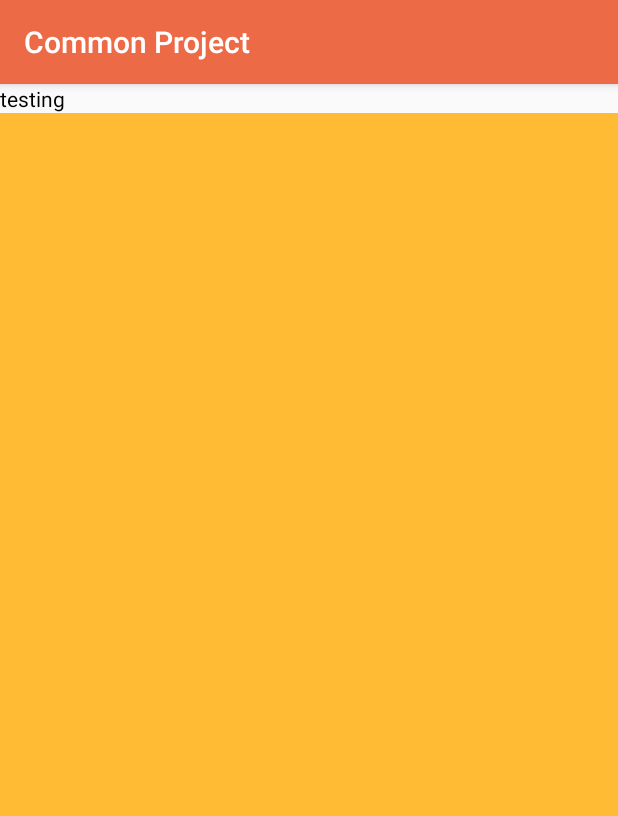
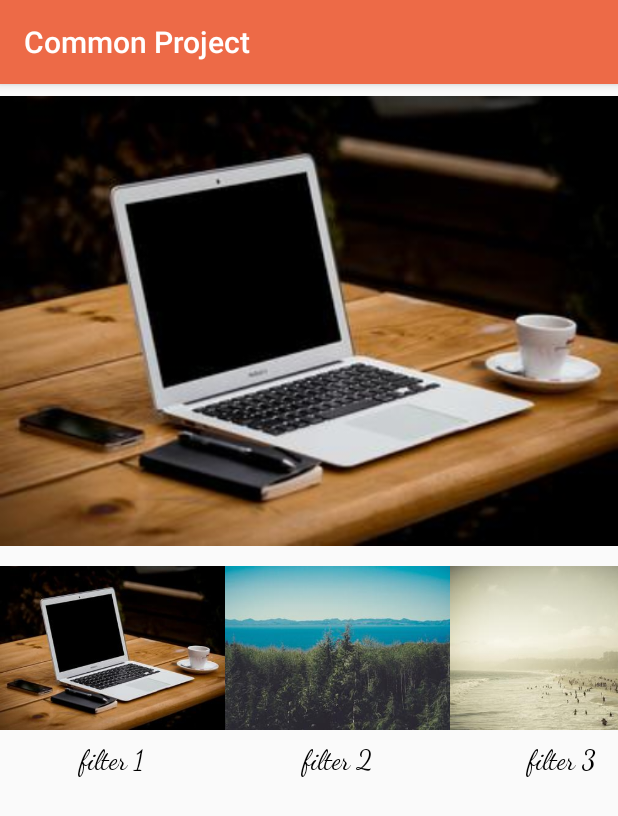
Before and after one commit to CheddarChoi/CommonProject1, an Android app: the fragment Tab_3 shown on its own in the app's theme, on a phone screen of 412 x 824 dp. Shown: the top 816 px of the screen. Run offline under Robolectric (Android 15) with nearby library versions, the phone set to English and light mode, and no system bars.

Commit message:
add layout for tab 3

```diff
--- a/app/src/main/java/com/example/commonproject1/MainActivity.java
+++ b/app/src/main/java/com/example/commonproject1/MainActivity.java
@@ -6,6 +6,7 @@ import androidx.viewpager.widget.ViewPager;
 
 import com.example.commonproject1.Tab_1.Tab_1;
 import com.example.commonproject1.Tab_2.Tab_2;
+import com.example.commonproject1.Tab_3.Tab_3;
 import com.google.android.material.tabs.TabLayout;
 
 public class MainActivity extends AppCompatActivity {
--- a/app/src/main/java/com/example/commonproject1/Tab_3.java
+++ /dev/null
@@ -1,28 +0,0 @@
-package com.example.commonproject1;
-
-import android.os.Bundle;
-import android.view.LayoutInflater;
-import android.view.View;
-import android.view.ViewGroup;
-import android.widget.TextView;
-
-import androidx.annotation.Nullable;
-import androidx.fragment.app.Fragment;
-
-public class Tab_3 extends Fragment {
-    TextView textview;
-
-    @Override
-    public void onCreate(Bundle savedInstanceState) {
-        super.onCreate(savedInstanceState);
-
-    }
-
-    @Nullable
-    @Override
-    public View onCreateView(LayoutInflater inflater, ViewGroup container, Bundle savedInstanceState) {
-        View view = inflater.inflate(R.layout.tab_3_main, container, false);
-        textview = (TextView) view.findViewById(R.id.test);
-        return view;
-    }
-}
--- /dev/null
+++ b/app/src/main/java/com/example/commonproject1/Tab_3/FilteredImageAdapter.java
@@ -0,0 +1,56 @@
+package com.example.commonproject1.Tab_3;
+
+import android.view.LayoutInflater;
+import android.view.View;
+import android.view.ViewGroup;
+import android.widget.ImageView;
+import android.widget.TextView;
+
+import androidx.recyclerview.widget.RecyclerView;
+
+import com.example.commonproject1.R;
+
+import java.util.ArrayList;
+
+public class FilteredImageAdapter extends RecyclerView.Adapter<FilteredImageAdapter.CustomViewHolder> {
+    private ArrayList<ImageItem> imagelist;
+
+    public FilteredImageAdapter(ArrayList<ImageItem> list) {
+        imagelist = list;
+    }
+
+    public class CustomViewHolder extends RecyclerView.ViewHolder {
+        public ImageView filtered_image;
+        public TextView filter_name;
+        public CustomViewHolder(View view) {
+            super(view);
+            filtered_image = view.findViewById(R.id.filtered_image);
+            filter_name = view.findViewById(R.id.filter_name);
+        }
+    }
+
+
+    @Override
+    public CustomViewHolder onCreateViewHolder(ViewGroup viewGroup, int viewType) {
+        View view = LayoutInflater.from(viewGroup.getContext()).inflate(R.layout.filtered_image_list, viewGroup, false);
+        CustomViewHolder viewHolder = new CustomViewHolder(view);
+        return viewHolder;
+    }
+
+    @Override
+    public void onBindViewHolder(CustomViewHolder viewHolder, int position) {
+        viewHolder.filtered_image.setImageResource(imagelist.get(position).getImage());
+        viewHolder.filter_name.setText(imagelist.get(position).getFilterName());
+        viewHolder.filtered_image.setOnClickListener(new View.OnClickListener() {
+            @Override
+            public void onClick(View view) {
+                // click 시 필요한 동작 정의
+            }
+        });
+    }
+
+    @Override
+    public int getItemCount() {
+        return imagelist.size();
+    }
+}
--- /dev/null
+++ b/app/src/main/java/com/example/commonproject1/Tab_3/ImageItem.java
@@ -0,0 +1,27 @@
+package com.example.commonproject1.Tab_3;
+
+public class ImageItem {
+    private int image;
+    private String filterName;
+
+    public ImageItem(int inputimage, String inputFilterName) {
+        this.image = inputimage;
+        this.filterName = inputFilterName;
+    }
+
+    public int getImage() {
+        return image;
+    }
+
+    public void setImage(int image) {
+        this.image = image;
+    }
+
+    public String getFilterName() {
+        return filterName;
+    }
+
+    public void setFilterName(String filterName) {
+        this.filterName = filterName;
+    }
+}
--- /dev/null
+++ b/app/src/main/java/com/example/commonproject1/Tab_3/Tab_3.java
@@ -0,0 +1,66 @@
+package com.example.commonproject1.Tab_3;
+
+import android.os.Bundle;
+import android.view.LayoutInflater;
+import android.view.View;
+import android.view.ViewGroup;
+import android.widget.ImageView;
+import android.widget.LinearLayout;
+import android.widget.TextView;
+
+import androidx.annotation.Nullable;
+import androidx.fragment.app.Fragment;
+import androidx.recyclerview.widget.DividerItemDecoration;
+import androidx.recyclerview.widget.LinearLayoutManager;
+import androidx.recyclerview.widget.RecyclerView;
+
+import com.example.commonproject1.R;
+import com.example.commonproject1.Tab_1.CustomAdapter;
+
+import java.util.ArrayList;
+
+public class Tab_3 extends Fragment {
+    ImageView original_Image;
+    RecyclerView filtered_Images;
+    ArrayList<ImageItem> imagelist;
+    LinearLayoutManager mLinearLayoutManager;
+    FilteredImageAdapter filtered_Images_Adapter;
+
+    @Override
+    public void onCreate(Bundle savedInstanceState) {
+        super.onCreate(savedInstanceState);
+        imagelist = new ArrayList<>();
+    }
+
+    @Nullable
+    @Override
+    public View onCreateView(LayoutInflater inflater, ViewGroup container, Bundle savedInstanceState) {
+        View view = inflater.inflate(R.layout.tab_3_main, container, false);
+
+        // codes for original images
+        original_Image = view.findViewById(R.id.original_image);
+        int image_number = 1;   // 여기서 original image 번호를 지정하시면 됩니다.
+        original_Image.setImageResource(getResources().getIdentifier("sample" + image_number,"drawable",getActivity().getPackageName()));
+
+
+        // codes for filtered images
+        for (int i=1; i<=30; i++){
+            System.out.println(getResources().getIdentifier("sample" + i,"drawable",getActivity().getPackageName()));
+            ImageItem item = new ImageItem(getResources().getIdentifier("sample" + i,"drawable",getActivity().getPackageName()), "filter "+i);
+            imagelist.add(item);
+        }
+            // 위의 코드에서 일단 모든 sample 사진들을 다 imagelist에 넣는 걸로 해 뒀는데 나중에 필터링 된 사진 이미지를 넣는 것으로 교체하시면 됩니다.
+
+            // 여기부터는 imagelist에 있는 사진들을 띄우는 코드입니다.
+        filtered_Images = view.findViewById(R.id.filtered_images);
+
+        mLinearLayoutManager = new LinearLayoutManager(getActivity());
+        mLinearLayoutManager.setOrientation(LinearLayoutManager.HORIZONTAL);
+        filtered_Images.setLayoutManager(mLinearLayoutManager);
+
+        filtered_Images_Adapter = new FilteredImageAdapter(imagelist);
+        filtered_Images.setAdapter(filtered_Images_Adapter);
+
+        return view;
+    }
+}
--- /dev/null
+++ b/app/src/main/res/layout/filtered_image_list.xml
@@ -0,0 +1,38 @@
+<?xml version="1.0" encoding="utf-8"?>
+<LinearLayout xmlns:android="http://schemas.android.com/apk/res/android"
+    xmlns:app="http://schemas.android.com/apk/res-auto"
+    xmlns:tools="http://schemas.android.com/tools"
+    android:layout_width="150dp"
+    android:layout_height="wrap_content"
+    android:background="#00FFFFFF"
+    android:orientation="horizontal">
+
+    <RelativeLayout
+        android:layout_width="match_parent"
+        android:layout_height="match_parent"
+        android:layout_margin="0dp"
+        android:background="@android:color/transparent">
+
+        <ImageView
+            android:id="@+id/filtered_image"
+            android:layout_width="150dp"
+            android:layout_height="120dp"
+            android:layout_centerHorizontal="true"
+            android:src="@drawable/sample1" />
+
+        <TextView
+            android:id="@+id/filter_name"
+            android:layout_width="150dp"
+            android:layout_height="wrap_content"
+            android:layout_below="@+id/filtered_image"
+            android:layout_marginTop="0dp"
+            android:gravity="center"
+            android:paddingTop="4dp"
+            android:text="Filter 1"
+            android:textColor="#000000"
+            android:textSize="18sp"
+            app:fontFamily="cursive" />
+
+    </RelativeLayout>
+
+</LinearLayout>
--- a/app/src/main/res/layout/tab_3_main.xml
+++ b/app/src/main/res/layout/tab_3_main.xml
@@ -7,18 +7,18 @@
     android:layout_height="match_parent"
     android:orientation="vertical">
 
-    <TextView
-        android:id="@+id/test"
+    <ImageView
+        android:id="@+id/original_image"
         android:layout_width="match_parent"
-        android:layout_height="wrap_content"
-        android:background="#00FFFFFF"
-        android:text="@string/test"
-        android:textColor="@android:color/background_dark" />
+        android:layout_height="300dp"
+        android:layout_marginTop="8dp"
+        app:srcCompat="@drawable/sample1" />
 
-    <View
-        android:id="@+id/view"
+    <androidx.recyclerview.widget.RecyclerView
+        android:id="@+id/filtered_images"
         android:layout_width="wrap_content"
         android:layout_height="wrap_content"
-        android:background="@android:color/holo_orange_light" />
+        android:layout_marginTop="8dp"
+        android:orientation="horizontal" />
 
 </LinearLayout>
```
